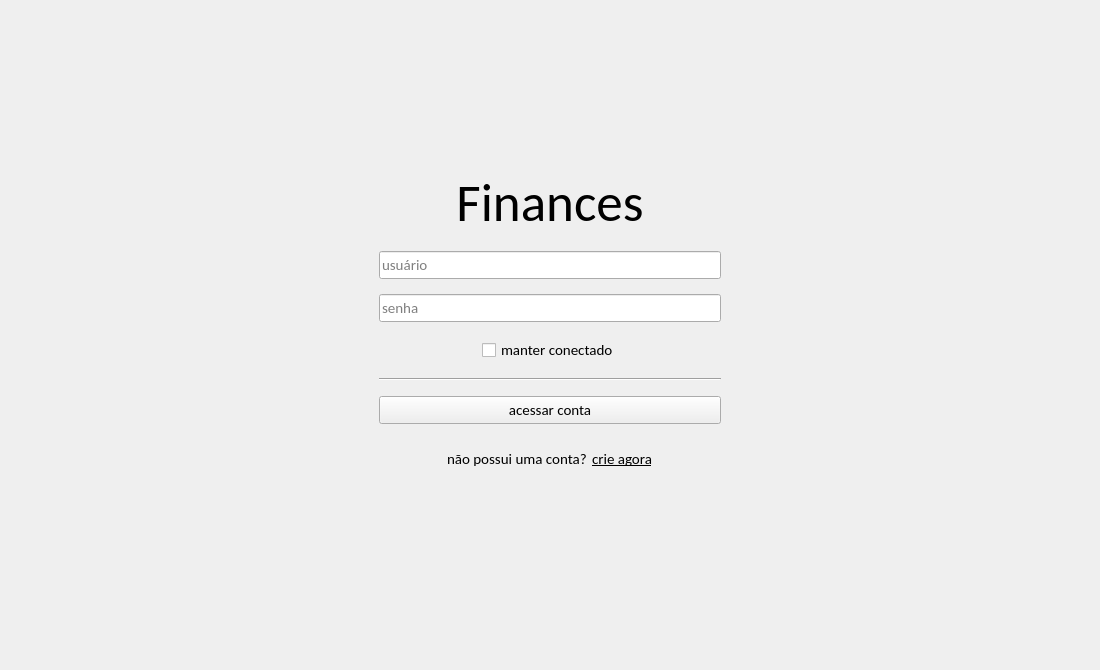
This is proto/UI/Login.ui in iagoofelipe/FinancesV2 as Qt 5 draws it before an edit. The edited form follows.
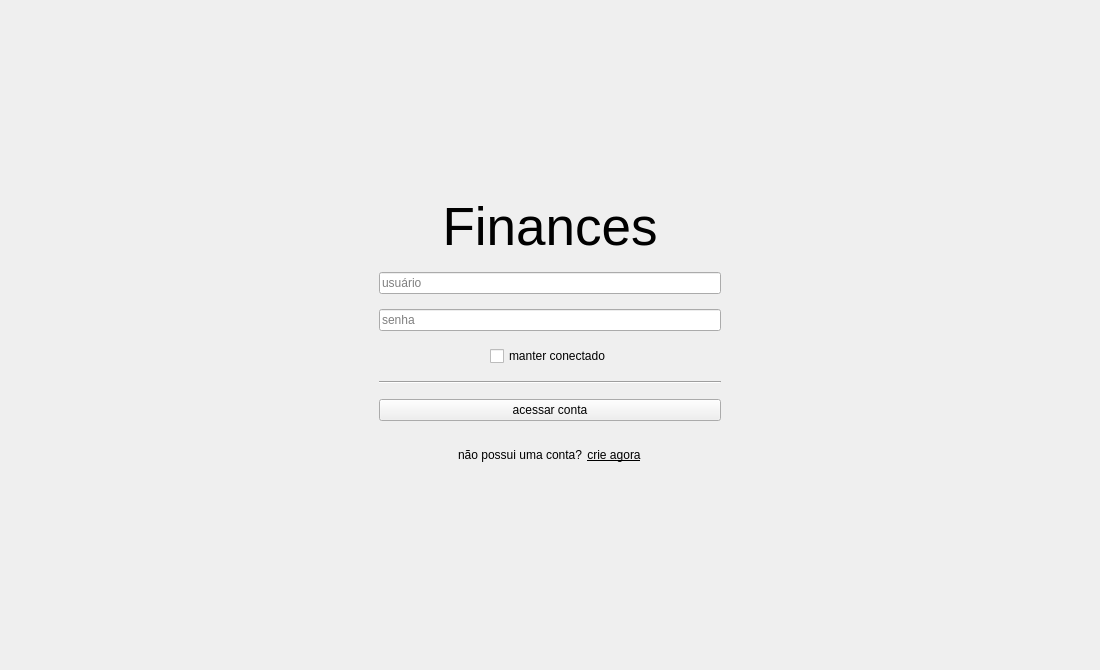
This is the edited form.

```diff
--- a/proto/UI/Login.ui
+++ b/proto/UI/Login.ui
@@ -10,12 +10,6 @@
     <height>670</height>
    </rect>
   </property>
-  <property name="font">
-   <font>
-    <family>Calibri</family>
-    <pointsize>11</pointsize>
-   </font>
-  </property>
   <property name="windowTitle">
    <string>Form</string>
   </property>
@@ -76,6 +70,9 @@
       </item>
       <item>
        <widget class="QLineEdit" name="lineSenha">
+        <property name="echoMode">
+         <enum>QLineEdit::Password</enum>
+        </property>
         <property name="placeholderText">
          <string>senha</string>
         </property>
```
Left out of the diff: 3 changed lines with no effect on the pictures.
